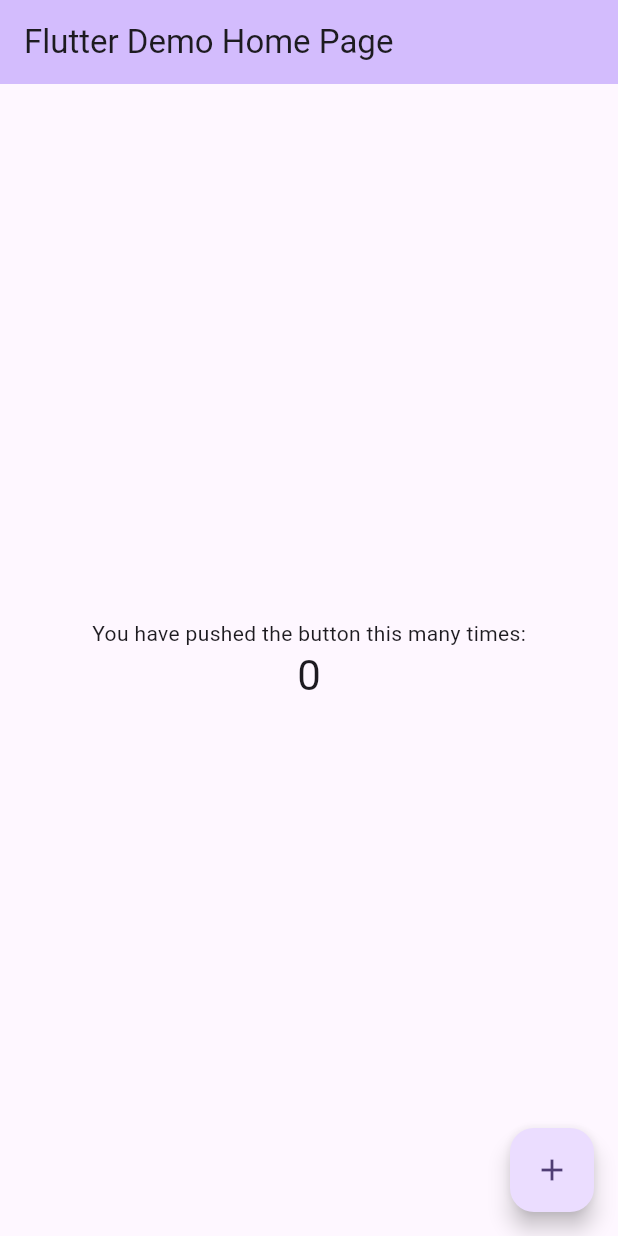
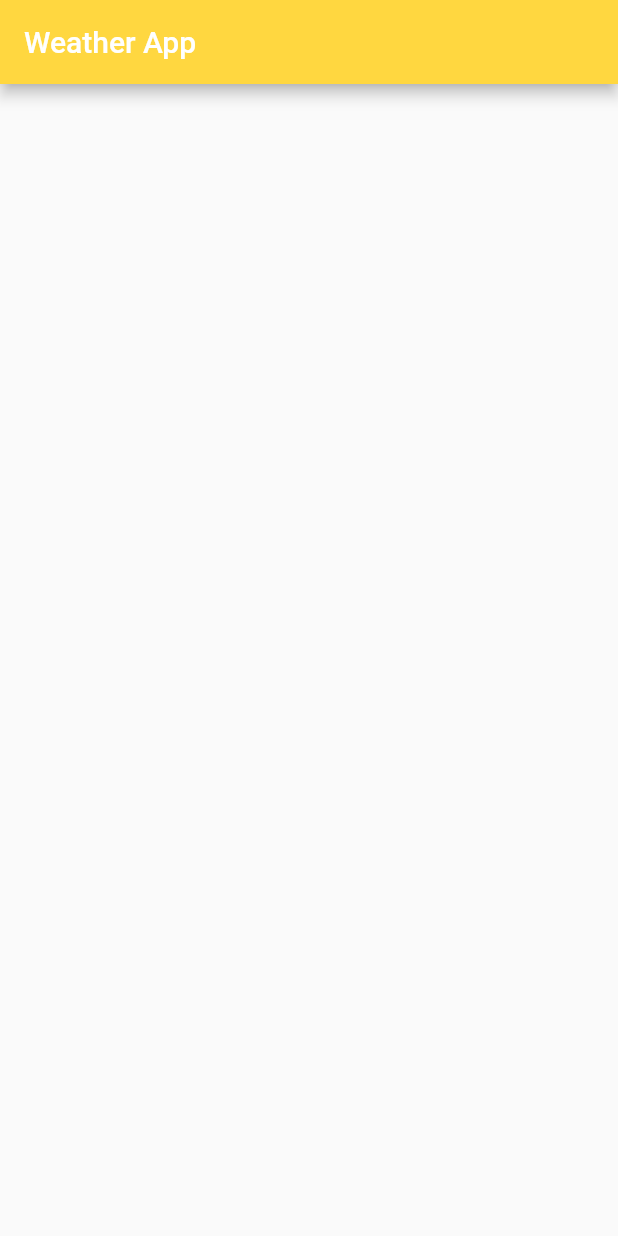
Before and after one commit to PhPersson/Weatherapp, a Flutter app: the screen it shows after launch, on a phone screen of 412 x 824 dp. Run offline on Flutter 3.47's test engine with Material 2 defaults, Android fonts, the phone set to English and light mode, and no system bars.

Commit message:
Added an appbar

```diff
--- a/lib/main.dart
+++ b/lib/main.dart
@@ -1,125 +1,45 @@
 import 'package:flutter/material.dart';
 
 void main() {
-  runApp(const MyApp());
+  runApp(const WeatherApp());
 }
 
-class MyApp extends StatelessWidget {
-  const MyApp({super.key});
+class WeatherApp extends StatefulWidget {
+  const WeatherApp({super.key});
 
-  // This widget is the root of your application.
+
+  @override
+  _WeatherAppState createState() => _WeatherAppState();
+}
+
+class _WeatherAppState extends State<WeatherApp> {
+
+
   @override
   Widget build(BuildContext context) {
-    return MaterialApp(
-      title: 'Flutter Demo',
-      theme: ThemeData(
-        // This is the theme of your application.
-        //
-        // TRY THIS: Try running your application with "flutter run". You'll see
-        // the application has a blue toolbar. Then, without quitting the app,
-        // try changing the seedColor in the colorScheme below to Colors.green
-        // and then invoke "hot reload" (save your changes or press the "hot
-        // reload" button in a Flutter-supported IDE, or press "r" if you used
-        // the command line to start the app).
-        //
-        // Notice that the counter didn't reset back to zero; the application
-        // state is not lost during the reload. To reset the state, use hot
-        // restart instead.
-        //
-        // This works for code too, not just values: Most code changes can be
-        // tested with just a hot reload.
-        colorScheme: ColorScheme.fromSeed(seedColor: Colors.deepPurple),
-        useMaterial3: true,
-      ),
-      home: const MyHomePage(title: 'Flutter Demo Home Page'),
+    return const MaterialApp(
+      debugShowCheckedModeBanner: false,
+      home: MyHomePage(),
     );
   }
 }
 
 class MyHomePage extends StatefulWidget {
-  const MyHomePage({super.key, required this.title});
-
-  // This widget is the home page of your application. It is stateful, meaning
-  // that it has a State object (defined below) that contains fields that affect
-  // how it looks.
-
-  // This class is the configuration for the state. It holds the values (in this
-  // case the title) provided by the parent (in this case the App widget) and
-  // used by the build method of the State. Fields in a Widget subclass are
-  // always marked "final".
-
-  final String title;
+  const MyHomePage({super.key});
 
   @override
-  State<MyHomePage> createState() => _MyHomePageState();
+  _MyHomePageState createState() => _MyHomePageState();
 }
 
 class _MyHomePageState extends State<MyHomePage> {
-  int _counter = 0;
-
-  void _incrementCounter() {
-    setState(() {
-      // This call to setState tells the Flutter framework that something has
-      // changed in this State, which causes it to rerun the build method below
-      // so that the display can reflect the updated values. If we changed
-      // _counter without calling setState(), then the build method would not be
-      // called again, and so nothing would appear to happen.
-      _counter++;
-    });
-  }
 
   @override
   Widget build(BuildContext context) {
-    // This method is rerun every time setState is called, for instance as done
-    // by the _incrementCounter method above.
-    //
-    // The Flutter framework has been optimized to make rerunning build methods
-    // fast, so that you can just rebuild anything that needs updating rather
-    // than having to individually change instances of widgets.
     return Scaffold(
       appBar: AppBar(
-        // TRY THIS: Try changing the color here to a specific color (to
-        // Colors.amber, perhaps?) and trigger a hot reload to see the AppBar
-        // change color while the other colors stay the same.
-        backgroundColor: Theme.of(context).colorScheme.inversePrimary,
-        // Here we take the value from the MyHomePage object that was created by
-        // the App.build method, and use it to set our appbar title.
-        title: Text(widget.title),
+        backgroundColor: Colors.amberAccent,
+        title: const Text('Weather App'),
       ),
-      body: Center(
-        // Center is a layout widget. It takes a single child and positions it
-        // in the middle of the parent.
-        child: Column(
-          // Column is also a layout widget. It takes a list of children and
-          // arranges them vertically. By default, it sizes itself to fit its
-          // children horizontally, and tries to be as tall as its parent.
-          //
-          // Column has various properties to control how it sizes itself and
-          // how it positions its children. Here we use mainAxisAlignment to
-          // center the children vertically; the main axis here is the vertical
-          // axis because Columns are vertical (the cross axis would be
-          // horizontal).
-          //
-          // TRY THIS: Invoke "debug painting" (choose the "Toggle Debug Paint"
-          // action in the IDE, or press "p" in the console), to see the
-          // wireframe for each widget.
-          mainAxisAlignment: MainAxisAlignment.center,
-          children: <Widget>[
-            const Text(
-              'You have pushed the button this many times:',
-            ),
-            Text(
-              '$_counter',
-              style: Theme.of(context).textTheme.headlineMedium,
-            ),
-          ],
-        ),
-      ),
-      floatingActionButton: FloatingActionButton(
-        onPressed: _incrementCounter,
-        tooltip: 'Increment',
-        child: const Icon(Icons.add),
-      ), // This trailing comma makes auto-formatting nicer for build methods.
     );
   }
 }
```
Also changed, not shown: 2 other files.
